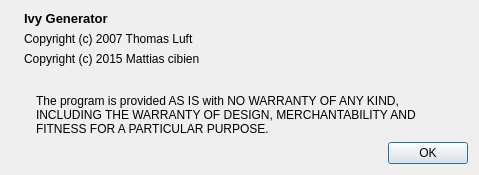
Old version of the form src/aboutdialog.ui in the repository mattiascibien/ivygen.
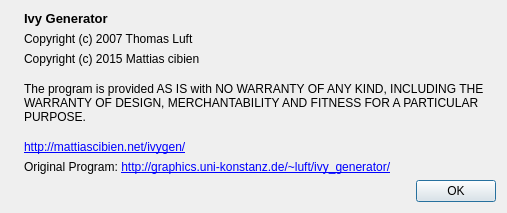
New version of the form. Icons and pictures are not drawn.

```diff
--- a/src/aboutdialog.ui
+++ b/src/aboutdialog.ui
@@ -6,15 +6,15 @@
    <rect>
     <x>0</x>
     <y>0</y>
-    <width>479</width>
-    <height>175</height>
+    <width>507</width>
+    <height>213</height>
    </rect>
   </property>
   <property name="windowTitle">
    <string>About Ivy Generator</string>
   </property>
   <layout class="QGridLayout" name="gridLayout">
-   <item row="0" column="1" colspan="3">
+   <item row="0" column="3">
     <widget class="QLabel" name="titleLabel">
      <property name="font">
       <font>
@@ -31,14 +31,7 @@
      </property>
     </widget>
    </item>
-   <item row="1" column="1" colspan="3">
-    <widget class="QLabel" name="label">
-     <property name="text">
-      <string>Copyright (c) 2007 Thomas Luft</string>
-     </property>
-    </widget>
-   </item>
-   <item row="0" column="0" rowspan="5">
+   <item row="0" column="0" rowspan="6">
     <widget class="QLabel" name="label_3">
      <property name="text">
       <string/>
@@ -48,7 +41,7 @@
      </property>
     </widget>
    </item>
-   <item row="5" column="3">
+   <item row="8" column="3">
     <widget class="QDialogButtonBox" name="buttonBox">
      <property name="orientation">
       <enum>Qt::Horizontal</enum>
@@ -58,6 +51,43 @@
      </property>
     </widget>
    </item>
+   <item row="6" column="3">
+    <widget class="QLabel" name="label_5">
+     <property name="text">
+      <string>&lt;html&gt;&lt;head/&gt;&lt;body&gt;&lt;p&gt;&lt;a href=&quot;http://mattiascibien.net/ivygen/&quot;&gt;&lt;span style=&quot; text-decoration: underline; color:#0000ff;&quot;&gt;http://mattiascibien.net/ivygen/&lt;/span&gt;&lt;/a&gt;&lt;/p&gt;&lt;/body&gt;&lt;/html&gt;</string>
+     </property>
+     <property name="textFormat">
+      <enum>Qt::RichText</enum>
+     </property>
+     <property name="openExternalLinks">
+      <bool>true</bool>
+     </property>
+    </widget>
+   </item>
+   <item row="7" column="3">
+    <widget class="QLabel" name="label_6">
+     <property name="text">
+      <string>&lt;html&gt;&lt;head/&gt;&lt;body&gt;&lt;p&gt;Original Program: &lt;a href=&quot;http://graphics.uni-konstanz.de/~luft/ivy_generator/&quot;&gt;&lt;span style=&quot; text-decoration: underline; color:#0000ff;&quot;&gt;http://graphics.uni-konstanz.de/~luft/ivy_generator/&lt;/span&gt;&lt;/a&gt;&lt;/p&gt;&lt;/body&gt;&lt;/html&gt;</string>
+     </property>
+     <property name="openExternalLinks">
+      <bool>true</bool>
+     </property>
+    </widget>
+   </item>
+   <item row="1" column="3">
+    <widget class="QLabel" name="label">
+     <property name="text">
+      <string>Copyright (c) 2007 Thomas Luft</string>
+     </property>
+    </widget>
+   </item>
+   <item row="2" column="3">
+    <widget class="QLabel" name="label_2">
+     <property name="text">
+      <string>Copyright (c) 2015 Mattias cibien</string>
+     </property>
+    </widget>
+   </item>
    <item row="4" column="3">
     <widget class="QLabel" name="label_4">
      <property name="text">
@@ -68,26 +98,6 @@
      </property>
     </widget>
    </item>
-   <item row="3" column="3">
-    <spacer name="verticalSpacer">
-     <property name="orientation">
-      <enum>Qt::Vertical</enum>
-     </property>
-     <property name="sizeHint" stdset="0">
-      <size>
-       <width>20</width>
-       <height>84</height>
-      </size>
-     </property>
-    </spacer>
-   </item>
-   <item row="2" column="1" colspan="3">
-    <widget class="QLabel" name="label_2">
-     <property name="text">
-      <string>Copyright (c) 2015 Mattias cibien</string>
-     </property>
-    </widget>
-   </item>
   </layout>
  </widget>
  <resources>
```
